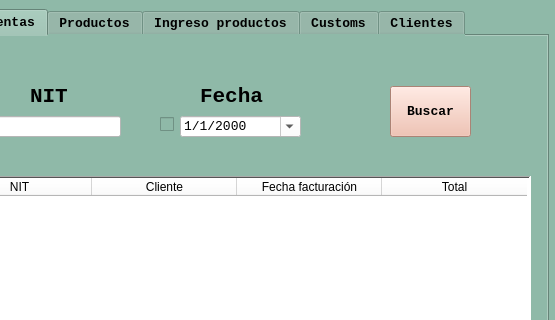
san13660/bd-proyecto-2, file Ventas.ui: the form before one commit; both pictures show x 218 to 773 and y 0 to 320 of the 773 by 577 pixel window.
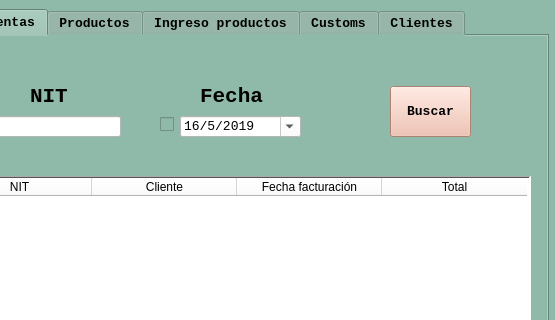
The form after the commit. The open tabs and pages were chosen to show the change.

Diff of the .ui file:
```diff
--- a/Ventas.ui
+++ b/Ventas.ui
@@ -718,12 +718,29 @@
       <property name="styleSheet">
        <string notr="true">background-color: rgb(255, 255, 255);</string>
       </property>
+      <property name="dateTime">
+       <datetime>
+        <hour>0</hour>
+        <minute>0</minute>
+        <second>0</second>
+        <year>2019</year>
+        <month>5</month>
+        <day>16</day>
+       </datetime>
+      </property>
       <property name="displayFormat">
        <string>d/M/yyyy</string>
       </property>
       <property name="calendarPopup">
        <bool>true</bool>
       </property>
+      <property name="date">
+       <date>
+        <year>2019</year>
+        <month>5</month>
+        <day>16</day>
+       </date>
+      </property>
      </widget>
      <widget class="QCheckBox" name="cb_historialventas_fecha">
       <property name="geometry">
```
Left out of the diff: 2 changed lines with no effect on the pictures.
